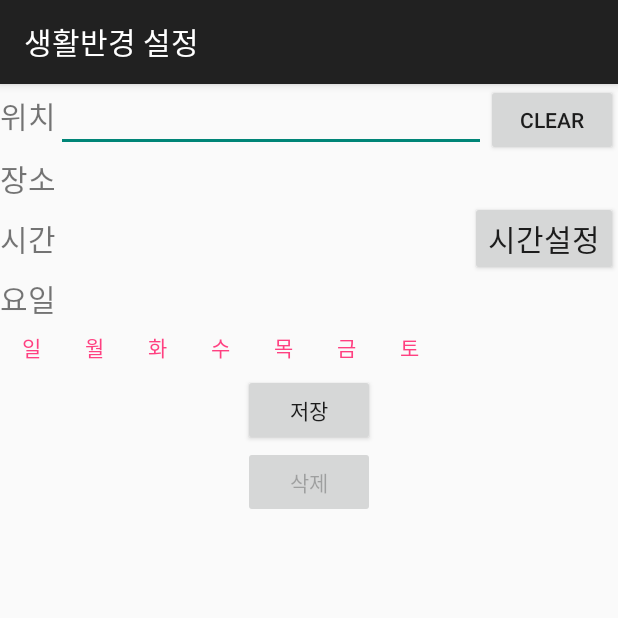
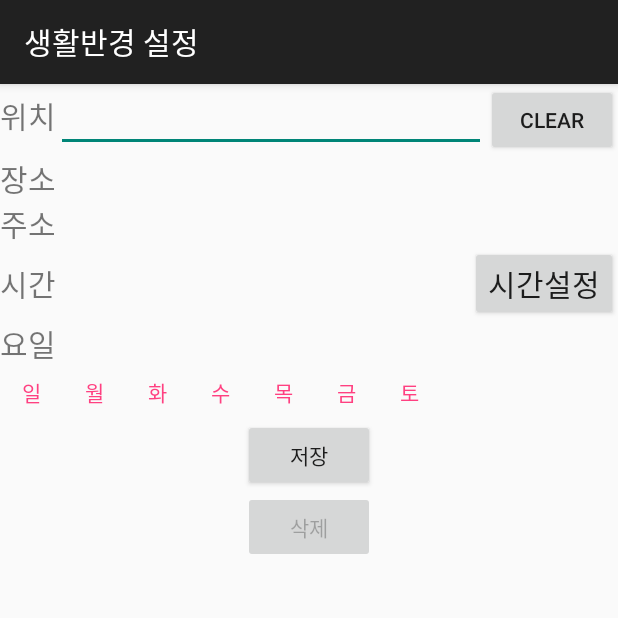
Before and after one commit to yyk1213/weather_mobile, an Android app: the SettingLifeRadiusActivity screen opened directly, with no data from a screen before it, on a phone screen of 412 x 824 dp, the top half of it. Run offline under Robolectric (Android 15) with nearby library versions, the phone set to English and light mode, and no system bars; our stand-ins replace Room's generated code; 3 statements that could not run were skipped.

Commit message:
생활반경설정 수정/db 구조 수정

```diff
--- a/MyApplication/app/src/main/java/com/example/yeon1213/myapplication/DataBase/LocationData.java
+++ b/MyApplication/app/src/main/java/com/example/yeon1213/myapplication/DataBase/LocationData.java
@@ -7,6 +7,7 @@ import android.arch.persistence.room.PrimaryKey;
 import android.arch.persistence.room.TypeConverter;
 import android.arch.persistence.room.TypeConverters;
 import android.support.annotation.NonNull;
+import android.support.v4.text.util.LinkifyCompat;
 
 import java.util.Date;
 import java.util.List;
@@ -27,6 +28,11 @@ public class LocationData {
     @ColumnInfo(name = "mLocation_name")
     @NonNull
     private String mLocation_name;
+
+    @ColumnInfo(name="mLocation_address")
+    @NonNull
+    private String mLocation_address;
+
     @NonNull
     @ColumnInfo(name = "mTime")
     private String mTime;
@@ -97,4 +103,13 @@ public class LocationData {
     public void setMDay_of_week(@NonNull int mDay_of_week) {
         this.mDay_of_week = mDay_of_week;
     }
+
+    @NonNull
+    public String getMLocation_address() {
+        return mLocation_address;
+    }
+
+    public void setMLocation_address(@NonNull String mLocation_address) {
+        this.mLocation_address = mLocation_address;
+    }
 }
--- a/MyApplication/app/src/main/java/com/example/yeon1213/myapplication/Life_Radius/SettingLifeRadiusActivity.java
+++ b/MyApplication/app/src/main/java/com/example/yeon1213/myapplication/Life_Radius/SettingLifeRadiusActivity.java
@@ -1,7 +1,5 @@
 package com.example.yeon1213.myapplication.Life_Radius;
 
-import android.app.AlarmManager;
-import android.app.PendingIntent;
 import android.app.TimePickerDialog;
 import android.content.Context;
 import android.content.Intent;
@@ -22,7 +20,6 @@ import android.widget.Toast;
 import android.widget.ToggleButton;
 
 import com.example.yeon1213.myapplication.Alarm.Alarm;
-import com.example.yeon1213.myapplication.Alarm.AlarmReceiver;
 import com.example.yeon1213.myapplication.DataBase.LocationDAO;
 import com.example.yeon1213.myapplication.DataBase.LocationData;
 import com.example.yeon1213.myapplication.DataBase.LocationDatabase;
@@ -39,14 +36,13 @@ import com.google.android.gms.tasks.OnCompleteListener;
 import com.google.android.gms.tasks.Task;
 
 import java.util.Calendar;
-import java.util.Date;
 
 public class SettingLifeRadiusActivity extends AppCompatActivity implements View.OnClickListener,ToggleButton.OnCheckedChangeListener{
 
     protected GeoDataClient mGeoDataClient;
     private AutoCompleteTextView mSearchPlace;
     private PlaceAutocompleteAdapter mAdapter;
-    private TextView mPlaceDetailsAttribution;
+    private TextView mPlaceDetailsAddress;
     private TextView mPlaceDetailsText;
     private TextView mStartTime;
     private Button mTimeBtn;
@@ -58,10 +54,10 @@ public class SettingLifeRadiusActivity extends AppCompatActivity implements View
     private Alarm alarm;
     //저장할 데이터
     private LocationData locationData=new LocationData();
-    private String mLocation_name;
+    private String data_Location_name;
+    private String data_Location_address;
     private int mDayOfWeek =0;
 
-    public static final String EXTRA_KEY="KEY";
     private int item_id;
     private int position;
 
@@ -114,6 +110,7 @@ public class SettingLifeRadiusActivity extends AppCompatActivity implements View
 
             mPlaceDetailsText.setText(locationData.getMLocation_name());
             mStartTime.setText(locationData.getMTime());
+            mPlaceDetailsAddress.setText(locationData.getMLocation_address());
             //요일도 가져오기
             checkDayOfWeek(dayofWeek);
             //저장을 수정버튼으로 바꾸고 db update
@@ -200,8 +197,8 @@ public class SettingLifeRadiusActivity extends AppCompatActivity implements View
     private void InitView(){
 
         mSearchPlace =findViewById(R.id.place_autocomplete_powered_by_google);
-        mPlaceDetailsText=findViewById(R.id.place_address);
-        mPlaceDetailsAttribution = findViewById(R.id.place_attribution);
+        mPlaceDetailsText=findViewById(R.id.place_name);
+        mPlaceDetailsAddress = findViewById(R.id.place_attribution);
         mClearBtn=findViewById(R.id.clear_btn);
         mTimeBtn=findViewById(R.id.timeBtn);
         mStartTime=findViewById(R.id.start_time);
@@ -347,26 +344,29 @@ public class SettingLifeRadiusActivity extends AppCompatActivity implements View
                 locationData.setMLatitude(latLng.latitude);
                 locationData.setMLongitude(latLng.longitude);
 
-                mPlaceDetailsText.setText(formatPlaceDetails(getResources(), place.getName(),place.getAddress()));
-                mLocation_name=formatPlaceDetails(getResources(), place.getName(),place.getAddress()).toString();
+                mPlaceDetailsText.setText(formatPlaceDetails(getResources(), place.getName()));
+                mPlaceDetailsAddress.setText(formatPlaceDetails(getResources(),place.getAddress()));
+
+                data_Location_name =formatPlaceDetails(getResources(), place.getName()).toString();
+                data_Location_address=formatPlaceDetails(getResources(),place.getAddress()).toString();
+
                 //장소 저장
-                locationData.setMLocation_name(mLocation_name);
-
-                Log.d("결과",""+formatPlaceDetails(getResources(), place.getName(),place.getAddress()));
+                locationData.setMLocation_name(data_Location_name);
+                locationData.setMLocation_address(data_Location_address);
 
                 // Display the third party attributions if set.
-                final CharSequence thirdPartyAttribution = places.getAttributions();
-                if (thirdPartyAttribution == null) {
-                    mPlaceDetailsAttribution.setVisibility(View.GONE);
-                } else {
-                    mPlaceDetailsAttribution.setVisibility(View.VISIBLE);
-                    mPlaceDetailsAttribution.setText(
-                            Html.fromHtml(thirdPartyAttribution.toString()));
-                }
+//                final CharSequence thirdPartyAttribution = places.getAttributions();
+//                if (thirdPartyAttribution == null) {
+//                    mPlaceDetailsAddress.setVisibility(View.GONE);
+//                } else {
+//                    mPlaceDetailsAddress.setVisibility(View.VISIBLE);
+//                    mPlaceDetailsAddress.setText(
+//                            Html.fromHtml(thirdPartyAttribution.toString()));
+//                }
 
                 Log.i("TAG", "Place details received: " + place.getName());
+                places.release();
 
-                places.release();
             } catch (RuntimeRemoteException e) {
                 // Request did not complete successfully
                 Log.e("오류", "Place query did not complete.", e);
@@ -375,9 +375,9 @@ public class SettingLifeRadiusActivity extends AppCompatActivity implements View
         }
     };
 
-    private static Spanned formatPlaceDetails(Resources res,CharSequence name, CharSequence address) {
+    private static Spanned formatPlaceDetails(Resources res,CharSequence name) {
 
-        return Html.fromHtml(res.getString(R.string.place_details,name,address));
+        return Html.fromHtml(res.getString(R.string.place_details,name));
     }
 
 }
--- a/MyApplication/app/src/main/java/com/example/yeon1213/myapplication/Main/MainActivity.java
+++ b/MyApplication/app/src/main/java/com/example/yeon1213/myapplication/Main/MainActivity.java
@@ -187,4 +187,10 @@ public class MainActivity extends AppCompatActivity{
             longitude=127.1234;
 //        }
     }
+
+    @Override
+    public void onBackPressed() {
+        super.onBackPressed();
+        this.finish();
+    }
 }
--- a/MyApplication/app/src/main/res/layout/activity_setting_life_radius.xml
+++ b/MyApplication/app/src/main/res/layout/activity_setting_life_radius.xml
@@ -46,10 +46,21 @@
         android:textSize="20dp"/>
 
     <TextView
-        android:id="@+id/place_address"
+        android:id="@+id/place_name"
         android:layout_width="wrap_content"
         android:layout_height="wrap_content"
         android:text=""/>
+    </LinearLayout>
+
+    <LinearLayout
+    android:orientation="horizontal"
+    android:layout_width="match_parent"
+    android:layout_height="wrap_content">
+        <TextView
+            android:layout_width="wrap_content"
+            android:layout_height="wrap_content"
+            android:text="주소"
+            android:textSize="20dp"/>
 
         <TextView
             android:id="@+id/place_attribution"
@@ -100,7 +111,7 @@
             android:id="@+id/daypicker"
             layout="@layout/daypicker"
             android:layout_width="wrap_content"
-            android:layout_height="wrap_content"></include>
+            android:layout_height="match_parent"></include>
     </LinearLayout>
 
     <Button
--- a/MyApplication/app/src/main/res/values/strings.xml
+++ b/MyApplication/app/src/main/res/values/strings.xml
@@ -6,7 +6,7 @@
         <string name="autocomplete_hint">Enter place name or address</string>
         <string name="selected_place">Last Selected Place:</string>
         <string name="clear_text">Clear Text</string>
-    <string name="place_details">&lt;b&gt;%1$s&lt;/b&gt;&lt;br/&gt;&lt;i&gt;Address: %2$s&lt;br/&gt;</string>
+    <string name="place_details">&lt;b&gt;%1$s&lt;/b&gt;&lt;br/&gt;&lt;i&gt;</string>
     <!-- Strings related to Settings -->
 
     <!-- Example General settings -->
```
Also changed, not shown: MyApplication/app/src/main/java/com/example/yeon1213/myapplication/Alarm/AlarmReceiver.java (+29 -14 lines), MyApplication/app/src/main/java/com/example/yeon1213/myapplication/Life_Radius/LifeRadiusActivity.java (+3 -5 lines), MyApplication/app/src/main/java/com/example/yeon1213/myapplication/Main/WeatherData.java (+3 -19 lines).
